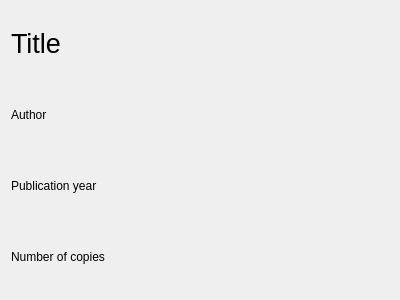
WawrzyniecKorzen/LibraryManagementSystem, file bookwidget.ui: the form before one commit.
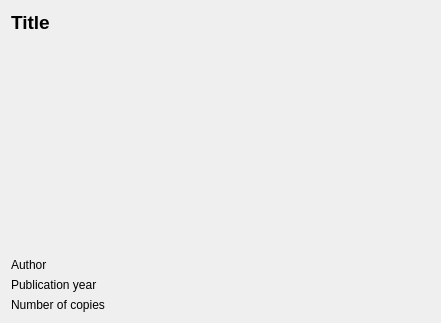
The form after the commit.

Commit message: library data widget improved: scroll area and book widget size works, ui to be properly done

Diff of the .ui file:
```diff
--- a/bookwidget.ui
+++ b/bookwidget.ui
@@ -6,47 +6,26 @@
    <rect>
     <x>0</x>
     <y>0</y>
-    <width>400</width>
-    <height>300</height>
+    <width>441</width>
+    <height>323</height>
    </rect>
   </property>
+  <property name="sizePolicy">
+   <sizepolicy hsizetype="Preferred" vsizetype="Expanding">
+    <horstretch>0</horstretch>
+    <verstretch>0</verstretch>
+   </sizepolicy>
+  </property>
   <property name="windowTitle">
    <string>Form</string>
   </property>
-  <layout class="QGridLayout" name="gridLayout">
-   <item row="1" column="1">
-    <widget class="QLabel" name="authorName">
-     <property name="text">
-      <string/>
-     </property>
-    </widget>
-   </item>
-   <item row="2" column="0">
-    <widget class="QLabel" name="publicationLabel">
-     <property name="text">
-      <string>Publication year</string>
-     </property>
-    </widget>
-   </item>
-   <item row="2" column="1">
-    <widget class="QLabel" name="publicationNumber">
-     <property name="text">
-      <string/>
-     </property>
-    </widget>
-   </item>
-   <item row="1" column="0">
-    <widget class="QLabel" name="authorLabel">
-     <property name="text">
-      <string>Author</string>
-     </property>
-    </widget>
-   </item>
-   <item row="0" column="0">
+  <layout class="QVBoxLayout" name="verticalLayout">
+   <item>
     <widget class="QLabel" name="titleLabel">
      <property name="font">
       <font>
-       <pointsize>20</pointsize>
+       <pointsize>14</pointsize>
+       <bold>true</bold>
       </font>
      </property>
      <property name="text">
@@ -54,19 +33,64 @@
      </property>
     </widget>
    </item>
-   <item row="3" column="0">
-    <widget class="QLabel" name="copiesLabel">
-     <property name="text">
-      <string>Number of copies</string>
+   <item>
+    <spacer name="verticalSpacer">
+     <property name="orientation">
+      <enum>Qt::Vertical</enum>
      </property>
-    </widget>
+     <property name="sizeHint" stdset="0">
+      <size>
+       <width>20</width>
+       <height>40</height>
+      </size>
+     </property>
+    </spacer>
    </item>
-   <item row="3" column="1">
-    <widget class="QLabel" name="copiesNumber">
-     <property name="text">
-      <string/>
-     </property>
-    </widget>
+   <item>
+    <layout class="QGridLayout" name="gridLayout">
+     <item row="1" column="0">
+      <widget class="QLabel" name="publicationLabel">
+       <property name="text">
+        <string>Publication year</string>
+       </property>
+      </widget>
+     </item>
+     <item row="3" column="0">
+      <widget class="QLabel" name="copiesLabel">
+       <property name="text">
+        <string>Number of copies</string>
+       </property>
+      </widget>
+     </item>
+     <item row="0" column="1">
+      <widget class="QLabel" name="authorName">
+       <property name="text">
+        <string/>
+       </property>
+      </widget>
+     </item>
+     <item row="0" column="0">
+      <widget class="QLabel" name="authorLabel">
+       <property name="text">
+        <string>Author</string>
+       </property>
+      </widget>
+     </item>
+     <item row="1" column="1">
+      <widget class="QLabel" name="publicationNumber">
+       <property name="text">
+        <string/>
+       </property>
+      </widget>
+     </item>
+     <item row="3" column="1">
+      <widget class="QLabel" name="copiesNumber">
+       <property name="text">
+        <string/>
+       </property>
+      </widget>
+     </item>
+    </layout>
    </item>
   </layout>
  </widget>
```
The commit also changes 7 other files.
